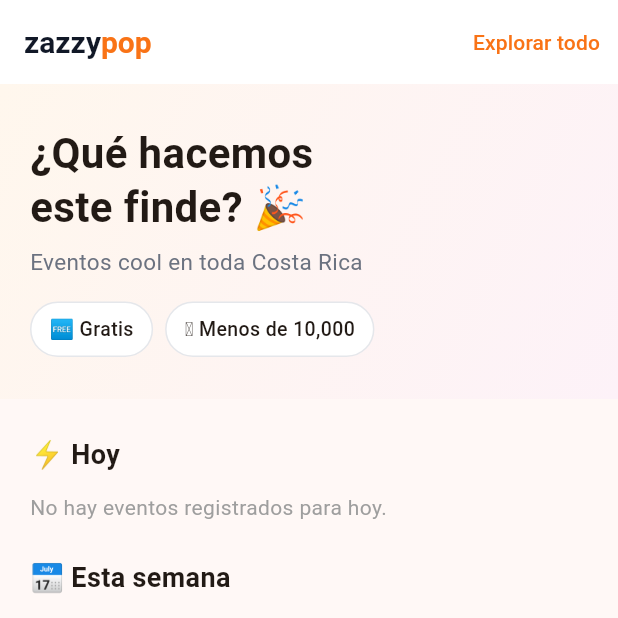
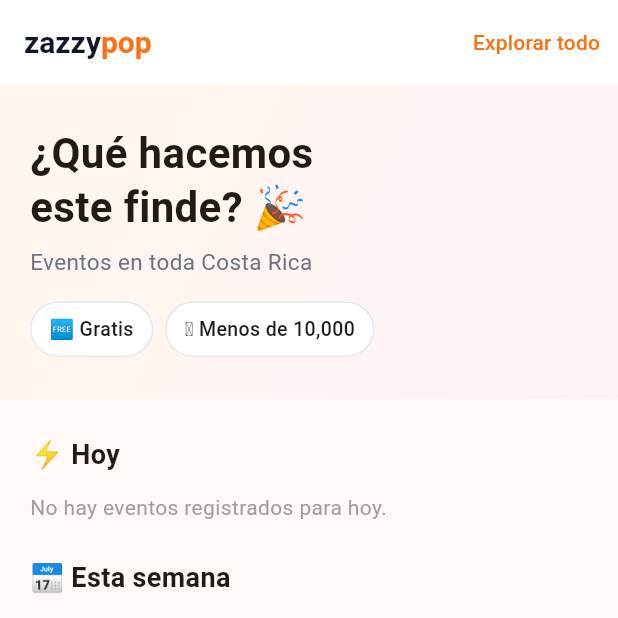
Before and after one commit to AnaRecio/zazzypop, a Flutter app: the screen it shows after launch, on a phone screen of 412 x 824 dp, the top half of it. Run offline on Flutter 3.47's test engine with Material 3 defaults, Android fonts, the phone set to English and light mode, and no system bars; our stand-ins replace cached_network_image, flutter_map, latlong2, share_plus, supabase_flutter; accounts and stored records are empty.

Commit message:
Fix Flutter locale init and remove outdated copy
- Initialize 'es' date locale in main() so DateFormat works in Spanish
- Remove 'cool' from home screen subtitle

Co-Authored-By: Claude Sonnet 4.6 <noreply@anthropic.com>

```diff
--- a/mobile/lib/main.dart
+++ b/mobile/lib/main.dart
@@ -1,5 +1,6 @@
 import 'package:flutter/material.dart';
 import 'package:supabase_flutter/supabase_flutter.dart';
+import 'package:intl/date_symbol_data_local.dart';
 import 'config.dart';
 import 'screens/home_screen.dart';
 import 'screens/eventos_screen.dart';
@@ -7,6 +8,7 @@ import 'screens/mapa_screen.dart';
 
 void main() async {
   WidgetsFlutterBinding.ensureInitialized();
+  await initializeDateFormatting('es', null);
   await Supabase.initialize(url: supabaseUrl, anonKey: supabaseAnonKey);
   runApp(const ZazzyPopApp());
 }
--- a/mobile/lib/screens/home_screen.dart
+++ b/mobile/lib/screens/home_screen.dart
@@ -50,7 +50,7 @@ class HomeScreen extends StatelessWidget {
                   ),
                   const SizedBox(height: 8),
                   const Text(
-                    'Eventos cool en toda Costa Rica',
+                    'Eventos en toda Costa Rica',
                     style: TextStyle(fontSize: 15, color: Color(0xFF6B7280)),
                   ),
                   const SizedBox(height: 16),
```
